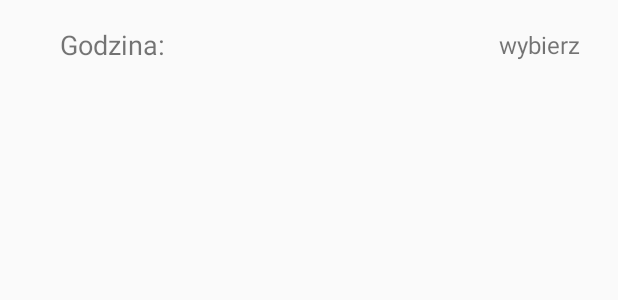
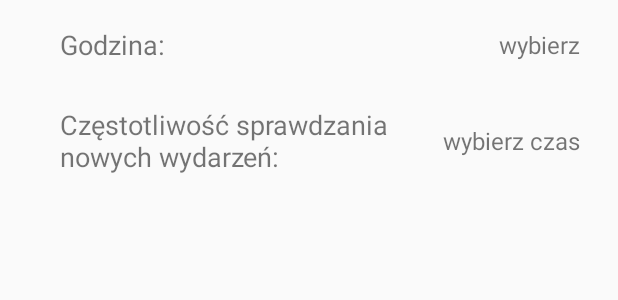
Before and after one commit to krzysztofrutana/Przypominajka, an Android app: the layout fragment_setting.xml on its own in the app's theme, with its tools: preview values and no code run, on a phone screen of 412 x 824 dp. Shown: the top 300 px of the screen. Run offline under Robolectric (Android 15) with nearby library versions, the phone set to English and light mode, and no system bars.

```diff
--- a/app/src/main/res/layout/fragment_setting.xml
+++ b/app/src/main/res/layout/fragment_setting.xml
@@ -59,6 +59,55 @@
 
         </LinearLayout>
 
+        <LinearLayout
+            android:layout_width="match_parent"
+            android:layout_height="wrap_content"
+            android:minHeight="50dp"
+            android:orientation="horizontal"
+            android:paddingBottom="10dp">
+
+            <TextView
+                android:layout_width="255dp"
+                android:layout_height="wrap_content"
+                android:layout_gravity="center_vertical|center_horizontal"
+                android:lines="3"
+                android:paddingStart="30dp"
+                android:paddingLeft="30dp"
+                android:text="Częstotliwość sprawdzania nowych wydarzeń:"
+                android:textSize="18sp"
+                tools:ignore="RtlSymmetry"
+                android:gravity="center_vertical" />
+
+
+            <androidx.constraintlayout.widget.ConstraintLayout
+                android:layout_width="match_parent"
+                android:layout_height="wrap_content"
+                android:paddingEnd="10dp"
+                android:paddingRight="10dp"
+                tools:ignore="RtlSymmetry"
+                android:layout_gravity="center_vertical|center_horizontal">
+
+
+                <TextView
+                    android:id="@+id/textCheckEventInerval"
+                    android:layout_width="match_parent"
+                    android:layout_height="wrap_content"
+                    android:layout_marginStart="3dp"
+                    android:layout_marginLeft="3dp"
+                    android:layout_marginEnd="5dp"
+                    android:layout_marginRight="5dp"
+                    android:layout_weight="1"
+                    android:gravity="end"
+                    android:paddingStart="15dp"
+                    android:paddingLeft="15dp"
+                    android:text="wybierz czas"
+                    android:textSize="16sp"
+                    android:visibility="visible"
+                    tools:ignore="MissingConstraints" />
+            </androidx.constraintlayout.widget.ConstraintLayout>
+
+
+        </LinearLayout>
 
     </LinearLayout>
 
```
Also changed, not shown: app/src/main/java/com/example/przypominajka/fragments/settings/SettingFragment.java (+53 -6 lines).
